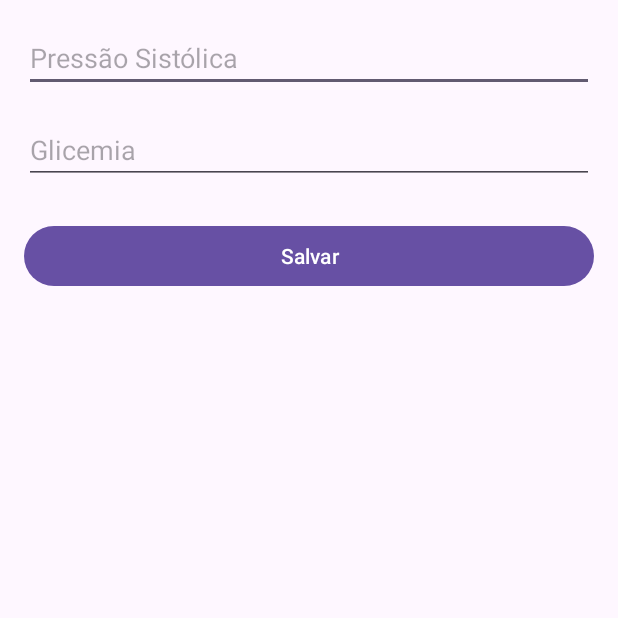
After one commit to PedroKRG/HealthMonitor, an Android app: the InserirDadosActivity screen opened directly, with no data from a screen before it, on a phone screen of 412 x 824 dp, the top half of it. The commit adds this screen. Run offline under Robolectric (Android 15) with nearby library versions, the light colour scheme and no system bars; 1 statement that could not run was skipped.

Commit message:
+InserirDados,+Grafico, ++TelaPaciente

```diff
--- a/app/build.gradle.kts
+++ b/app/build.gradle.kts
@@ -49,6 +49,7 @@ configurations.all {
 
 dependencies {
     implementation("at.favre.lib:bcrypt:0.9.0")
+    implementation("com.github.PhilJay:MPAndroidChart:v3.1.0")
     implementation(libs.androidx.navigation.fragment.ktx)
     implementation(libs.androidx.navigation.ui.ktx)
     kapt(libs.androidx.room.compiler)
--- a/app/src/main/AndroidManifest.xml
+++ b/app/src/main/AndroidManifest.xml
@@ -12,6 +12,9 @@
         android:supportsRtl="true"
         android:theme="@style/Theme.HealthMonitor"
         tools:targetApi="31">
+        <activity
+            android:name=".ui.activity.InserirDadosActivity"
+            android:exported="false" />
         <activity
             android:name=".ui.activity.CadastroMedicoActivity"
             android:exported="false"
--- a/app/src/main/java/com/projeto/healthmonitor/database/AppDatabase.kt
+++ b/app/src/main/java/com/projeto/healthmonitor/database/AppDatabase.kt
@@ -1,4 +1,5 @@
 package com.projeto.healthmonitor.database
+
 
 import android.content.Context
 import androidx.room.Database
@@ -6,14 +7,17 @@ import androidx.room.Room
 import androidx.room.RoomDatabase
 import com.projeto.healthmonitor.database.dao.MedicoDao
 import com.projeto.healthmonitor.database.dao.PacienteDao
+import com.projeto.healthmonitor.database.dao.RegistroDao
 import com.projeto.healthmonitor.model.Medico
 import com.projeto.healthmonitor.model.Paciente
+import com.projeto.healthmonitor.model.RegistroDiario
 
 
-@Database(entities = [Paciente::class, Medico::class], version = 1)
+@Database(entities = [Paciente::class, Medico::class, RegistroDiario::class], version = 1)
 abstract class AppDatabase : RoomDatabase() {
     abstract fun pacienteDao(): PacienteDao
     abstract fun medicoDao(): MedicoDao
+    abstract fun registroDao(): RegistroDao
 
     companion object {
         @Volatile
--- /dev/null
+++ b/app/src/main/java/com/projeto/healthmonitor/ui/activity/InserirDadosActivity.kt
@@ -0,0 +1,80 @@
+package com.projeto.healthmonitor.ui.activity
+
+
+import android.os.Build
+import android.os.Bundle
+import android.widget.Toast
+import androidx.activity.enableEdgeToEdge
+import androidx.annotation.RequiresApi
+import androidx.appcompat.app.AppCompatActivity
+import androidx.core.view.ViewCompat
+import androidx.core.view.WindowInsetsCompat
+import androidx.lifecycle.lifecycleScope
+import com.projeto.healthmonitor.R
+import com.projeto.healthmonitor.database.AppDatabase
+import com.projeto.healthmonitor.databinding.ActivityInserirDadosBinding
+import com.projeto.healthmonitor.model.RegistroDiario
+import kotlinx.coroutines.Dispatchers
+import kotlinx.coroutines.launch
+import kotlinx.coroutines.withContext
+import java.time.LocalDate
+
+class InserirDadosActivity : AppCompatActivity() {
+
+    private lateinit var binding: ActivityInserirDadosBinding
+    private val registroDao by lazy { AppDatabase.instancia(this).registroDao() }
+
+    private var pacienteId: Long = -1L
+
+    @RequiresApi(Build.VERSION_CODES.O)
+    override fun onCreate(savedInstanceState: Bundle?) {
+        super.onCreate(savedInstanceState)
+        binding = ActivityInserirDadosBinding.inflate(layoutInflater)
+        setContentView(binding.root)
+
+        pacienteId = intent.getLongExtra("PACIENTE_ID", -1)
+        if (pacienteId == -1L) {
+            Toast.makeText(this, "Paciente inválido", Toast.LENGTH_SHORT).show()
+            finish()
+            return
+        }
+
+        binding.btnSalvar.setOnClickListener {
+            salvarDados()
+        }
+    }
+
+    @RequiresApi(Build.VERSION_CODES.O)
+    private fun salvarDados() {
+        val pressaoStr = binding.edtPressaoSistolica.text.toString()
+        val glicemiaStr = binding.edtGlicemia.text.toString()
+
+        if (pressaoStr.isBlank() || glicemiaStr.isBlank()) {
+            Toast.makeText(this, "Preencha todos os campos", Toast.LENGTH_SHORT).show()
+            return
+        }
+
+        val pressao = pressaoStr.toIntOrNull()
+        val glicemia = glicemiaStr.toFloatOrNull()
+
+        if (pressao == null || glicemia == null) {
+            Toast.makeText(this, "Valores inválidos", Toast.LENGTH_SHORT).show()
+            return
+        }
+
+        val registro = RegistroDiario(
+            pacienteId = pacienteId,
+            data = LocalDate.now().toString(),
+            pressaoSistolica = pressao,
+            glicemia = glicemia
+        )
+
+        lifecycleScope.launch {
+            withContext(Dispatchers.IO) {
+                registroDao.inserir(registro)
+            }
+            Toast.makeText(this@InserirDadosActivity, "Dados salvos!", Toast.LENGTH_SHORT).show()
+            finish()
+        }
+    }
+}
--- /dev/null
+++ b/app/src/main/res/layout/activity_inserir_dados.xml
@@ -0,0 +1,39 @@
+<?xml version="1.0" encoding="utf-8"?>
+<androidx.constraintlayout.widget.ConstraintLayout
+    xmlns:android="http://schemas.android.com/apk/res/android"
+    xmlns:app="http://schemas.android.com/apk/res-auto"
+    android:layout_width="match_parent"
+    android:layout_height="match_parent"
+    android:padding="16dp">
+
+    <EditText
+        android:id="@+id/edtPressaoSistolica"
+        android:layout_width="0dp"
+        android:layout_height="wrap_content"
+        android:hint="Pressão Sistólica"
+        android:inputType="number"
+        app:layout_constraintTop_toTopOf="parent"
+        app:layout_constraintStart_toStartOf="parent"
+        app:layout_constraintEnd_toEndOf="parent"/>
+
+    <EditText
+        android:id="@+id/edtGlicemia"
+        android:layout_width="0dp"
+        android:layout_height="wrap_content"
+        android:hint="Glicemia"
+        android:inputType="numberDecimal"
+        app:layout_constraintTop_toBottomOf="@id/edtPressaoSistolica"
+        app:layout_constraintStart_toStartOf="parent"
+        app:layout_constraintEnd_toEndOf="parent"
+        android:layout_marginTop="16dp"/>
+
+    <Button
+        android:id="@+id/btnSalvar"
+        android:layout_width="0dp"
+        android:layout_height="wrap_content"
+        android:text="Salvar"
+        app:layout_constraintTop_toBottomOf="@id/edtGlicemia"
+        app:layout_constraintStart_toStartOf="parent"
+        app:layout_constraintEnd_toEndOf="parent"
+        android:layout_marginTop="24dp"/>
+</androidx.constraintlayout.widget.ConstraintLayout>
--- a/settings.gradle.kts
+++ b/settings.gradle.kts
@@ -9,6 +9,7 @@ pluginManagement {
         }
         mavenCentral()
         gradlePluginPortal()
+
     }
 }
 dependencyResolutionManagement {
@@ -16,6 +17,7 @@ dependencyResolutionManagement {
     repositories {
         google()
         mavenCentral()
+        maven { url = uri("https://jitpack.io") }
     }
 }
 
```
Also changed, not shown: app/src/main/java/com/projeto/healthmonitor/database/dao/RegistroDao.kt (added, +19 -0 lines), app/src/main/java/com/projeto/healthmonitor/model/RegistroDiario.kt (added, +16 -0 lines), app/src/main/java/com/projeto/healthmonitor/ui/activity/TelaPacienteActivity.kt (+84 -48 lines), app/src/main/res/layout/activity_tela_paciente.xml (+42 -15 lines).
